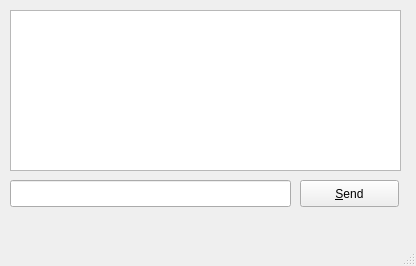
This is IM/messenger/mainwindow.ui in rolacher/qt-workshop as Qt 5 draws it before an edit. The edited form follows.
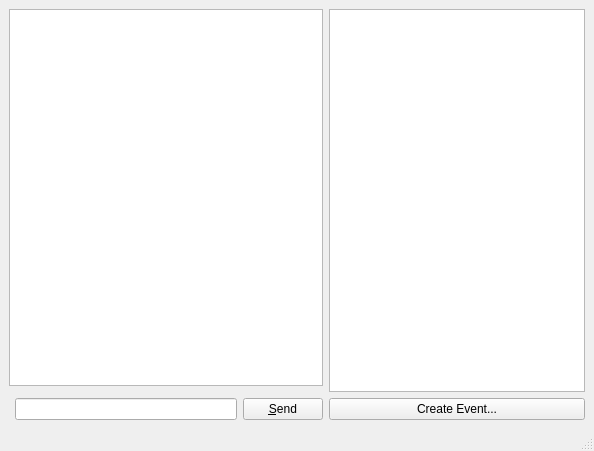
This is the edited form.

Commit message: Add user list UI component

```diff
--- a/IM/messenger/mainwindow.ui
+++ b/IM/messenger/mainwindow.ui
@@ -6,47 +6,42 @@
    <rect>
     <x>0</x>
     <y>0</y>
-    <width>416</width>
-    <height>266</height>
+    <width>594</width>
+    <height>451</height>
    </rect>
   </property>
   <property name="windowTitle">
    <string>MainWindow</string>
   </property>
   <widget class="QWidget" name="centralwidget">
-   <widget class="QLineEdit" name="textMessageInput">
-    <property name="geometry">
-     <rect>
-      <x>10</x>
-      <y>180</y>
-      <width>281</width>
-      <height>27</height>
-     </rect>
-    </property>
-   </widget>
+   <layout class="QGridLayout" name="gridLayout">
+    <item row="0" column="4" rowspan="2">
+     <widget class="QTreeView" name="treeView"/>
+    </item>
+    <item row="2" column="4">
+     <widget class="QPushButton" name="pbCreateEvent">
+      <property name="focusPolicy">
+       <enum>Qt::ClickFocus</enum>
+      </property>
+      <property name="text">
+       <string>Create Event...</string>
+      </property>
+     </widget>
+    </item>
+    <item row="2" column="1">
+     <widget class="QLineEdit" name="textMessageInput"/>
+    </item>
+    <item row="2" column="2">
    <widget class="QPushButton" name="pbSend">
-    <property name="geometry">
-     <rect>
-      <x>300</x>
-      <y>180</y>
-      <width>99</width>
-      <height>27</height>
-     </rect>
-    </property>
     <property name="text">
      <string>&amp;Send</string>
     </property>
    </widget>
-   <widget class="QTextEdit" name="textChatHistory">
-    <property name="geometry">
-     <rect>
-      <x>10</x>
-      <y>10</y>
-      <width>391</width>
-      <height>161</height>
-     </rect>
-    </property>
-   </widget>
+    </item>
+    <item row="0" column="0" colspan="3">
+     <widget class="QTextEdit" name="textChatHistory"/>
+    </item>
+   </layout>
   </widget>
   <widget class="QMenuBar" name="menubar">
    <property name="geometry">
```
Left out of the diff: 2 changed lines with no effect on the pictures. Lines whose indentation alone changed are shown as unchanged.
